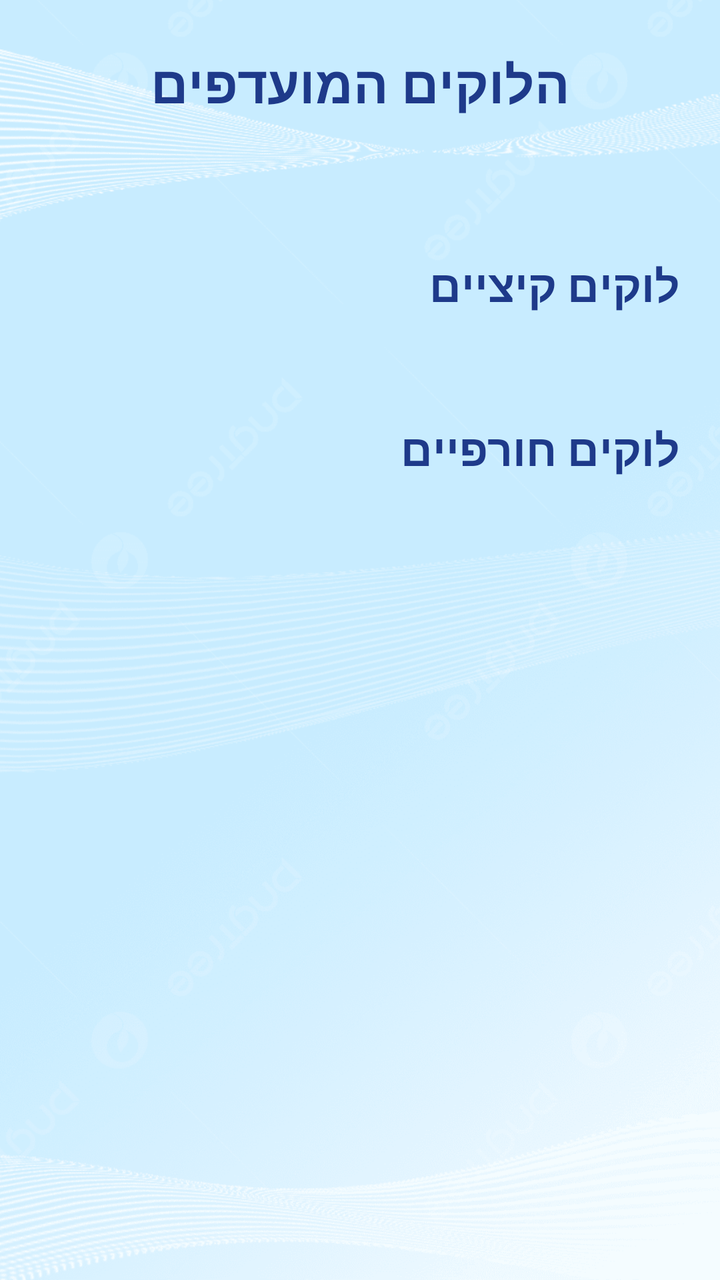
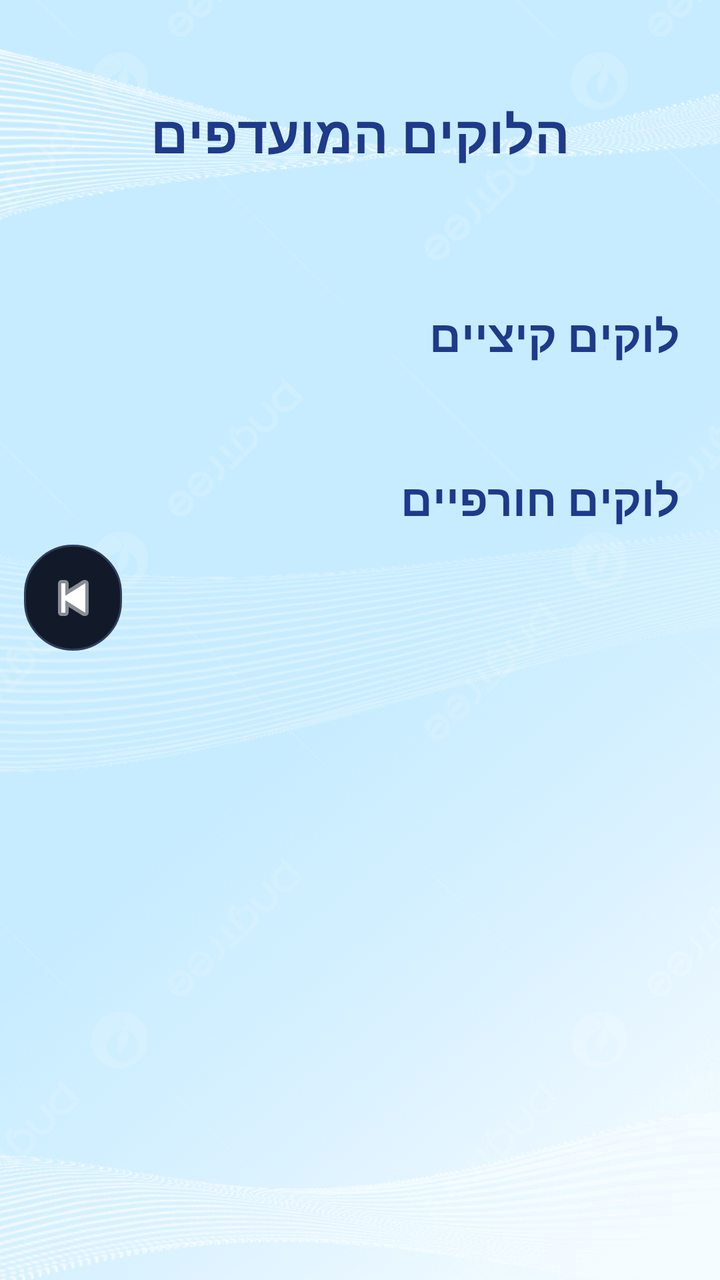

Before-and-after screenshots of an Android layout around one commit, followed by the original layout XML and the change that was made.
<!-- AndroidManifest.xml: application theme Theme.ProjectX -->
<!-- res/layout/activity_savedlooks.xml -->
<?xml version="1.0" encoding="utf-8"?>
<androidx.constraintlayout.widget.ConstraintLayout
    xmlns:android="http://schemas.android.com/apk/res/android"
    xmlns:app="http://schemas.android.com/apk/res-auto"
    android:layout_width="match_parent"
    android:layout_height="match_parent"
    android:background="#F5F7FA">
    <ImageView
        android:id="@+id/backgroundImage"
        android:layout_width="match_parent"
        android:layout_height="match_parent"
        android:clickable="false"
        android:focusable="false"
        android:focusableInTouchMode="false"
        android:rotation="180"
        android:scaleType="centerCrop"
        android:src="@drawable/back6"
        app:layout_constraintBottom_toBottomOf="parent"
        app:layout_constraintEnd_toEndOf="parent"
        app:layout_constraintHorizontal_bias="0.0"
        app:layout_constraintStart_toStartOf="parent"
        app:layout_constraintTop_toTopOf="parent"
        app:layout_constraintVertical_bias="0.0" />
    <TextView
        android:id="@+id/tvTitle"

        android:layout_width="0dp"
        android:layout_height="wrap_content"
        android:text="הלוקים המועדפים"
        android:textSize="26sp"
        android:textStyle="bold"
        android:textColor="#1E3A8A"
        android:gravity="center"

        android:layout_marginTop="24dp"
        app:layout_constraintTop_toTopOf="parent"
        app:layout_constraintStart_toStartOf="parent"
        app:layout_constraintEnd_toEndOf="parent"/>

    <ScrollView
        android:layout_width="0dp"
        android:layout_height="0dp"
        android:padding="12dp"
        android:fillViewport="true"
        app:layout_constraintTop_toBottomOf="@id/tvTitle"
        app:layout_constraintBottom_toBottomOf="parent"
        app:layout_constraintStart_toStartOf="parent"
        app:layout_constraintEnd_toEndOf="parent">

        <LinearLayout
            android:layout_width="match_parent"
            android:layout_height="wrap_content"
            android:orientation="vertical">

            

            <TextView
                android:layout_width="match_parent"
                android:layout_height="wrap_content"
                android:layout_marginTop="48dp"
                android:layout_marginBottom="20dp"
                android:padding="8dp"
                android:text="לוקים קיציים"
                android:textColor="#1E3A8A"
                android:textSize="22sp"
                android:textStyle="bold" />

            <androidx.recyclerview.widget.RecyclerView
                android:id="@+id/recyclerSummer"
                android:layout_width="match_parent"
                android:layout_height="wrap_content"
                android:nestedScrollingEnabled="false"/>

            
            <TextView
                android:layout_width="match_parent"
                android:layout_height="wrap_content"
                android:text="לוקים חורפיים"
                android:textSize="22sp"
                android:textStyle="bold"
                android:textColor="#1E3A8A"
                android:padding="8dp"
                android:layout_marginTop="16dp"/>

            <androidx.recyclerview.widget.RecyclerView
                android:id="@+id/recyclerWinter"
                android:layout_width="match_parent"
                android:layout_height="wrap_content"
                android:nestedScrollingEnabled="false"/>

        </LinearLayout>
    </ScrollView>

</androidx.constraintlayout.widget.ConstraintLayout>
<!-- resources referenced by this layout -->
<resources>
  <!-- drawable back6: jpg bitmap (drawable, 151864 bytes) -->
  <style name="Theme.ProjectX" parent="Base.Theme.ProjectX" />
  <style name="Base.Theme.ProjectX" parent="Theme.Material3.DayNight.NoActionBar">
          
          
      </style>
</resources>

<!-- the commit's change to res/layout/activity_savedlooks.xml (unified diff, before → after) -->
@@ -1,9 +1,9 @@
 <?xml version="1.0" encoding="utf-8"?>
-<androidx.constraintlayout.widget.ConstraintLayout
-    xmlns:android="http://schemas.android.com/apk/res/android"
+<androidx.constraintlayout.widget.ConstraintLayout xmlns:android="http://schemas.android.com/apk/res/android"
     xmlns:app="http://schemas.android.com/apk/res-auto"
     android:layout_width="match_parent"
     android:layout_height="match_parent"
+    xmlns:tools="http://schemas.android.com/tools"
     android:background="#F5F7FA">
     <ImageView
         android:id="@+id/backgroundImage"
@@ -21,21 +21,27 @@
         app:layout_constraintStart_toStartOf="parent"
         app:layout_constraintTop_toTopOf="parent"
         app:layout_constraintVertical_bias="0.0" />
+
+
+
+
+
     <TextView
         android:id="@+id/tvTitle"
 
         android:layout_width="0dp"
         android:layout_height="wrap_content"
+        android:layout_marginTop="49dp"
+        android:gravity="center"
         android:text="הלוקים המועדפים"
+        android:textColor="#1E3A8A"
         android:textSize="26sp"
+
         android:textStyle="bold"
-        android:textColor="#1E3A8A"
-        android:gravity="center"
-
-        android:layout_marginTop="24dp"
-        app:layout_constraintTop_toTopOf="parent"
+        app:layout_constraintEnd_toEndOf="parent"
+        app:layout_constraintHorizontal_bias="0.0"
         app:layout_constraintStart_toStartOf="parent"
-        app:layout_constraintEnd_toEndOf="parent"/>
+        app:layout_constraintTop_toTopOf="parent" />
 
     <ScrollView
         android:layout_width="0dp"
@@ -87,8 +93,17 @@
                 android:layout_width="match_parent"
                 android:layout_height="wrap_content"
                 android:nestedScrollingEnabled="false"/>
+            <ImageButton
+                android:id="@+id/btnBack"
+                android:layout_width="49dp"
+                android:layout_height="53dp"
+                android:background="@drawable/btn_circle_dark"
+                android:scaleType="centerInside"
+                android:src="@android:drawable/ic_media_previous"
+                app:tint="#FFFFFF"
+                tools:ignore="MissingConstraints" />
+        </LinearLayout>
 
-        </LinearLayout>
     </ScrollView>
 
 </androidx.constraintlayout.widget.ConstraintLayout>
<!-- resource entries referenced after the edit -->
@@ -1,6 +1,13 @@
 <!-- resources referenced by this layout -->
 <resources>
   <!-- drawable back6: jpg bitmap (drawable, 151864 bytes) -->
+  <!-- drawable btn_circle_dark (drawable) -->
+  <?xml version="1.0" encoding="utf-8"?>
+  <shape xmlns:android="http://schemas.android.com/apk/res/android">
+      <solid android:color="#121A2A"/>
+      <corners android:radius="50dp"/>
+      <stroke android:width="1dp" android:color="#2F3E5C"/>
+  </shape>
   <style name="Theme.ProjectX" parent="Base.Theme.ProjectX" />
   <style name="Base.Theme.ProjectX" parent="Theme.Material3.DayNight.NoActionBar">
           
